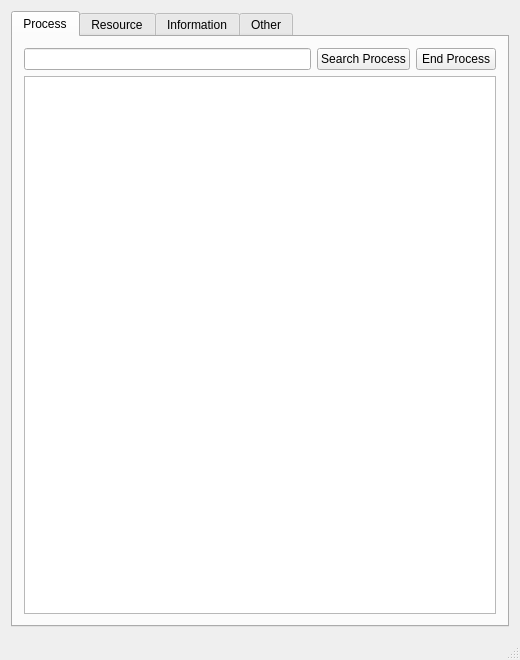
The window that SystemMonitor/MainWindow.ui (Atlas-Shen/OperatingSystemProjects) describes before a commit, drawn with Qt 5.
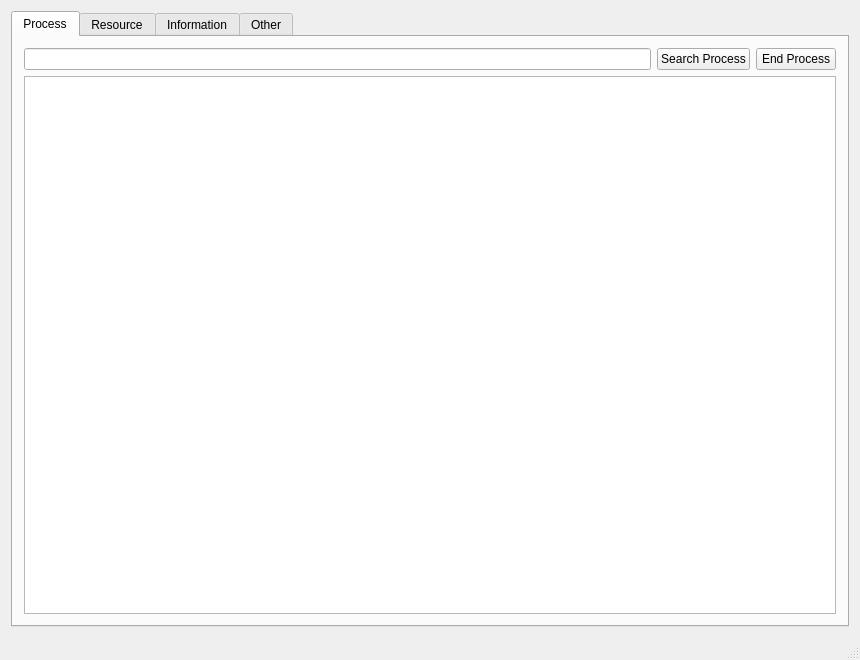
The same window after the commit.

```diff
--- a/SystemMonitor/MainWindow.ui
+++ b/SystemMonitor/MainWindow.ui
@@ -6,7 +6,7 @@
    <rect>
     <x>0</x>
     <y>0</y>
-    <width>520</width>
+    <width>860</width>
     <height>660</height>
    </rect>
   </property>
@@ -18,7 +18,7 @@
   </property>
   <property name="minimumSize">
    <size>
-    <width>520</width>
+    <width>860</width>
     <height>660</height>
    </size>
   </property>
```
